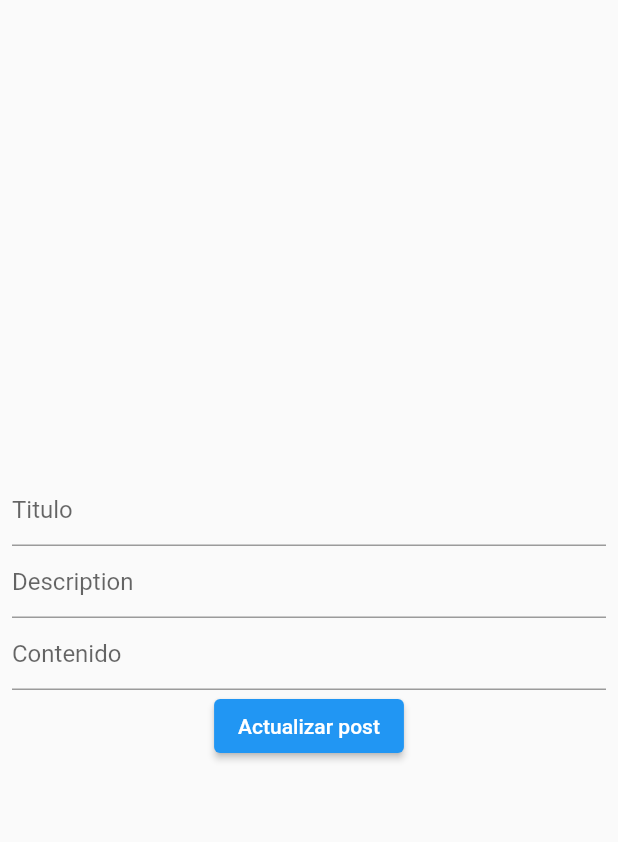
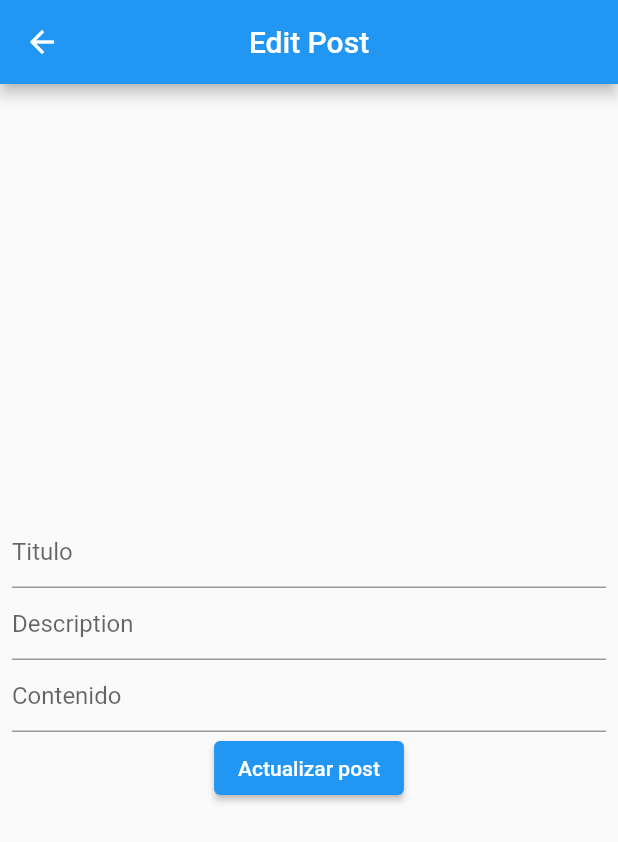
Before and after one commit to MarcoMnrq/EasyStory-Flutter, a Flutter app: the EditPostPage screen opened directly with empty values, on a phone screen of 412 x 824 dp. Shown: the top 842 px of the screen. Run offline on Flutter 3.47's test engine with Material 2 defaults, Android fonts, the phone set to English and light mode, and no system bars; network calls fail.

Commit message:
Edit Post fixed

```diff
--- a/lib/screens/edit_post.dart
+++ b/lib/screens/edit_post.dart
@@ -1,6 +1,5 @@
 import 'package:easystory/models/post.dart';
 import 'package:easystory/providers/posts_provider.dart';
-import 'package:easystory/screens/view_post_page.dart';
 import 'package:flutter/material.dart';
 
 class EditPostPage extends StatefulWidget {
@@ -14,8 +13,10 @@ class EditPostPage extends StatefulWidget {
 
 class _EditPostPageState extends State<EditPostPage> {
   PostsProvider postsProvider = new PostsProvider();
+  late Future<Post> previousPage =
+      postsProvider.getOne('posts/', widget.postId);
   Post post = new Post(
-      id: 3,
+      id: 1,
       content: '',
       title: '',
       createdAt: new DateTime(2020),
@@ -23,8 +24,10 @@ class _EditPostPageState extends State<EditPostPage> {
       description: '',
       userId: 3);
 
-  @override
-  Widget build(BuildContext context) {
+  FutureBuilder<Post> _getEditPost() {
+    return FutureBuilder<Post>(
+        future: previousPage,
+        builder: (context, snapshot) {
           return Container(
             alignment: Alignment.center,
             padding: const EdgeInsets.all(8.0),
@@ -47,12 +50,25 @@ class _EditPostPageState extends State<EditPostPage> {
                   onPressed: () {
                     print(post.toJson());
                     postsProvider.update(
-                  'users/1/posts/' + widget.postId.toString(), post.toJson());
+                        'users/1/posts/' + widget.postId.toString(),
+                        post.toJson());
                   },
                   child: Text('Actualizar post'),
                 )
               ],
             ),
           );
+        });
+  }
+
+  @override
+  Widget build(BuildContext context) {
+    return Scaffold(
+      appBar: AppBar(
+        centerTitle: true,
+        title: Text('Edit Post'),
+      ),
+      body: _getEditPost(),
+    );
   }
 }
```
Also changed, not shown: lib/screens/view_post_page.dart (+26 -0 lines). Lines whose indentation alone changed are shown as unchanged.
